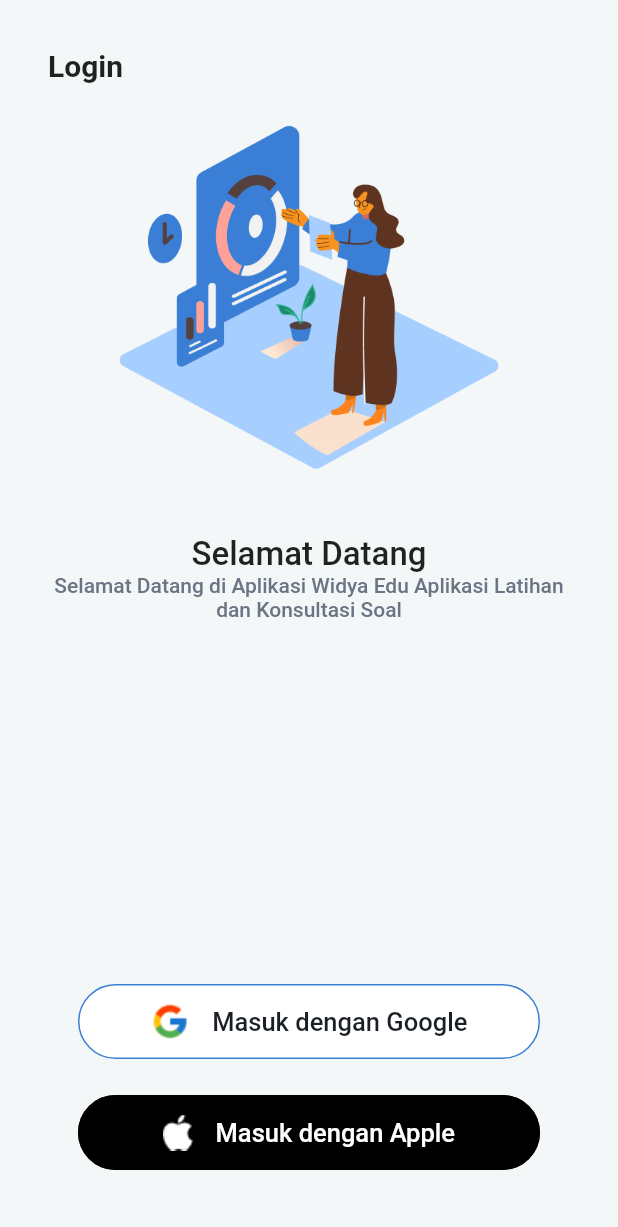
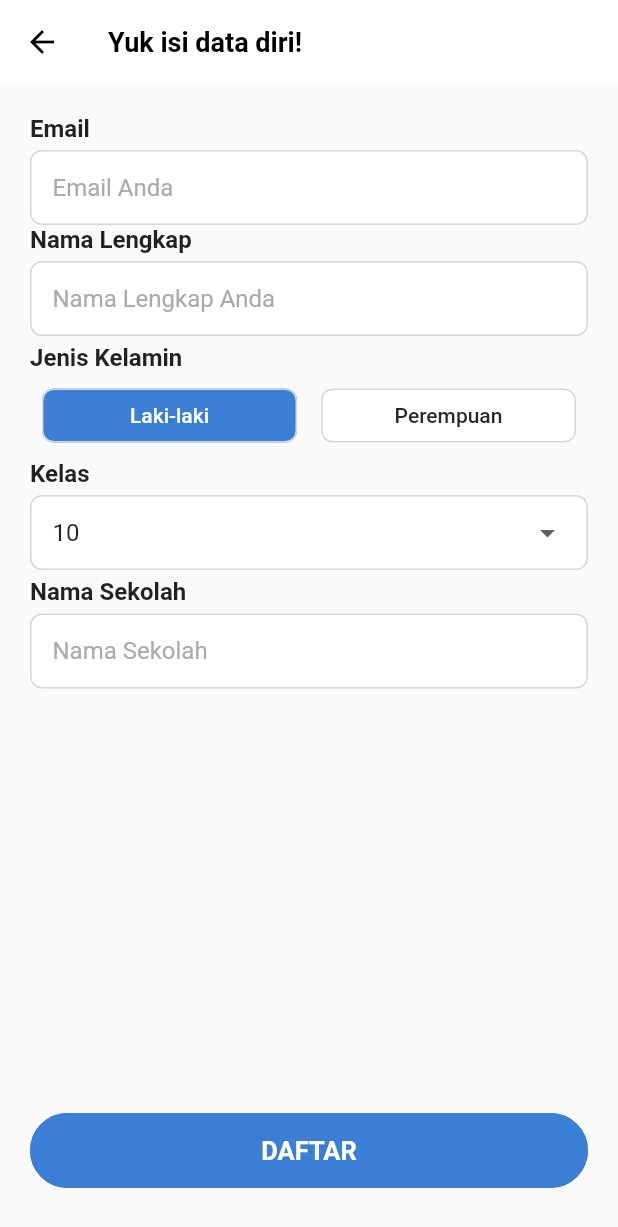
Before and after one commit to hamamulwidya/edspert-latsol, a Flutter app: the screen it shows after launch, after a tap on "Masuk dengan Google", on a phone screen of 412 x 824 dp. Shown: the top 1227 px of the screen. Run offline on Flutter 3.47's test engine with Material 2 defaults, Android fonts, the phone set to English and light mode, and no system bars.

Commit message:
register page

```diff
--- a/lib/constants/R/app_colors.dart
+++ b/lib/constants/R/app_colors.dart
@@ -5,4 +5,6 @@
   Color grey = Color(0xffF3F7F8);
   Color greySubtitle = Color(0xff6A7483);
   Color blackLogin = Color(0xff1A1F26);
+  Color greyBorder = Color(0xffd6d6d6);
+  Color greyHintText = Color(0xffaaaaaa);
 }
--- a/lib/constants/R/strings.dart
+++ b/lib/constants/R/strings.dart
@@ -4,4 +4,5 @@
   String loginDescription = "Selamat Datang di Aplikasi Widya Edu Aplikasi Latihan dan Konsultasi Soal";
   String loginWithGoogle = "Masuk dengan Google";
   String loginWithApple = "Masuk dengan Apple";
+  String daftar = "DAFTAR";
 }
--- a/lib/main.dart
+++ b/lib/main.dart
@@ -1,5 +1,7 @@
 import 'package:flutter/material.dart';
 import 'package:git_project/view/login_page.dart';
+import 'package:git_project/view/main_page.dart';
+import 'package:git_project/view/register_page.dart';
 import 'package:git_project/view/splash_screen.dart';
 
 void main() {
@@ -30,7 +32,9 @@
       initialRoute: "/",
       routes: {
         "/": (context) => const SplashScreen(),
-        LoginPage.route: (context) => const LoginPage()
+        LoginPage.route: (context) => const LoginPage(),
+        RegisterPage.route:(context) => const RegisterPage(),
+        MainPage.route:(context) => const MainPage(),
       },
     );
   }
--- a/lib/view/login_page.dart
+++ b/lib/view/login_page.dart
@@ -1,5 +1,6 @@
 import 'package:flutter/material.dart';
 import 'package:git_project/constants/r.dart';
+import 'package:git_project/view/register_page.dart';
 
 class LoginPage extends StatefulWidget {
   const LoginPage({Key? key}) : super(key: key);
@@ -50,6 +51,9 @@
             ),
             Spacer(),
             ButtonLogin(
+              onTap: () {
+                Navigator.of(context).pushNamed(RegisterPage.route);
+              },
               backgroundColor: Colors.white,
               borderColor: R.colors.primary,
               child: Row(
@@ -73,6 +77,7 @@
             //   physics: NeverScrollableScrollPhysics(),
             //   gridDelegate: gridDelegate, crossAxisCount: null,),
             ButtonLogin(
+              onTap: () {},
               backgroundColor: Colors.black,
               borderColor: Colors.black,
               child: Row(
@@ -104,11 +109,13 @@
     required this.backgroundColor,
     required this.child,
     required this.borderColor,
+    required this.onTap,
   }) : super(key: key);
 
   final Color backgroundColor;
   final Widget child;
   final Color borderColor;
+  final Function()? onTap;
 
   @override
   Widget build(BuildContext context) {
@@ -126,7 +133,7 @@
           ),
           fixedSize: Size(MediaQuery.of(context).size.width * 0.8, 50),
         ),
-        onPressed: () {},
+        onPressed: onTap,
         child: child,
       ),
     );
--- /dev/null
+++ b/lib/view/main_page.dart
@@ -0,0 +1,18 @@
+import 'package:flutter/material.dart';
+
+class MainPage extends StatefulWidget {
+  const MainPage({Key? key}) : super(key: key);
+  static String route = "main_page";
+
+  @override
+  State<MainPage> createState() => _MainPageState();
+}
+
+class _MainPageState extends State<MainPage> {
+  @override
+  Widget build(BuildContext context) {
+    return Scaffold(
+      bottomNavigationBar: Container(),
+    );
+  }
+}
--- /dev/null
+++ b/lib/view/register_page.dart
@@ -0,0 +1,239 @@
+import 'package:flutter/material.dart';
+import 'package:git_project/constants/r.dart';
+import 'package:git_project/view/login_page.dart';
+import 'package:git_project/view/main_page.dart';
+
+class RegisterPage extends StatefulWidget {
+  const RegisterPage({Key? key}) : super(key: key);
+  static String route = "register_page";
+  @override
+  State<RegisterPage> createState() => _RegisterPageState();
+}
+
+enum Gender { lakiLaki, perempuan }
+
+class _RegisterPageState extends State<RegisterPage> {
+  String gender = "Laki-laki";
+  List<String> classSlta = ["10", "11", "12"];
+  String selectedClass = "10";
+
+  onTapGender(Gender genderInput) {
+    if (genderInput == Gender.lakiLaki) {
+      gender = "Laki-laki";
+    } else {
+      gender = "Perempuan";
+    }
+    setState(() {});
+  }
+
+  @override
+  Widget build(BuildContext context) {
+    return Scaffold(
+      // resizeToAvoidBottomInset: false,
+      appBar: AppBar(
+        elevation: 0,
+        backgroundColor: Colors.white,
+        iconTheme: IconThemeData(color: Colors.black),
+        title: Text(
+          "Yuk isi data diri!",
+          style: TextStyle(
+              color: Colors.black, fontWeight: FontWeight.w700, fontSize: 18),
+        ),
+      ),
+      bottomNavigationBar: SafeArea(
+        child: Padding(
+          padding: const EdgeInsets.only(bottom: 20.0),
+          child: ButtonLogin(
+            onTap: () {
+              Navigator.of(context).pushNamed(MainPage.route);
+            },
+            backgroundColor: R.colors.primary,
+            borderColor: R.colors.primary,
+            child: Text(
+              R.strings.daftar,
+              style: TextStyle(
+                fontSize: 17,
+                fontWeight: FontWeight.bold,
+                color: Colors.white,
+              ),
+            ),
+          ),
+        ),
+      ),
+      body: SingleChildScrollView(
+        child: Padding(
+          padding: const EdgeInsets.all(20.0),
+          child: Column(
+            crossAxisAlignment: CrossAxisAlignment.start,
+            children: [
+              RegisterTextField(
+                hintText: 'Email Anda',
+                title: "Email",
+              ),
+              RegisterTextField(
+                hintText: 'Nama Lengkap Anda',
+                title: "Nama Lengkap",
+              ),
+              SizedBox(height: 5),
+              Text(
+                "Jenis Kelamin",
+                style: TextStyle(
+                  fontSize: 16,
+                  fontWeight: FontWeight.w600,
+                ),
+              ),
+              SizedBox(height: 5),
+              Row(
+                children: [
+                  Expanded(
+                    child: Padding(
+                      padding: const EdgeInsets.symmetric(horizontal: 8.0),
+                      child: ElevatedButton(
+                        style: ElevatedButton.styleFrom(
+                          elevation: 0,
+                          primary: gender == "Laki-laki"
+                              ? R.colors.primary
+                              : Colors.white,
+                          shape: RoundedRectangleBorder(
+                            borderRadius: BorderRadius.circular(8),
+                            side: BorderSide(
+                                width: 1, color: R.colors.greyBorder),
+                          ),
+                        ),
+                        onPressed: () {
+                          onTapGender(Gender.lakiLaki);
+                        },
+                        child: Text(
+                          "Laki-laki",
+                          style: TextStyle(
+                            fontSize: 14,
+                            color: gender == "Laki-laki"
+                                ? Colors.white
+                                : Color(0xff282828),
+                          ),
+                        ),
+                      ),
+                    ),
+                  ),
+                  Expanded(
+                    child: Padding(
+                      padding: const EdgeInsets.symmetric(horizontal: 8.0),
+                      child: ElevatedButton(
+                        style: ElevatedButton.styleFrom(
+                          elevation: 0,
+                          primary: gender == "Perempuan"
+                              ? R.colors.primary
+                              : Colors.white,
+                          shape: RoundedRectangleBorder(
+                            borderRadius: BorderRadius.circular(8),
+                            side: BorderSide(
+                                width: 1, color: R.colors.greyBorder),
+                          ),
+                        ),
+                        onPressed: () {
+                          onTapGender(Gender.perempuan);
+                        },
+                        child: Text(
+                          "Perempuan",
+                          style: TextStyle(
+                            fontSize: 14,
+                            color: gender == "Perempuan"
+                                ? Colors.white
+                                : Color(0xff282828),
+                          ),
+                        ),
+                      ),
+                    ),
+                  ),
+                ],
+              ),
+              SizedBox(height: 5),
+              Text(
+                "Kelas",
+                style: TextStyle(
+                  fontSize: 16,
+                  fontWeight: FontWeight.w600,
+                ),
+              ),
+              SizedBox(height: 5),
+              Container(
+                width: double.infinity,
+                padding: EdgeInsets.symmetric(horizontal: 14),
+                decoration: BoxDecoration(
+                  borderRadius: BorderRadius.circular(8),
+                  color: Colors.white,
+                  border: Border.all(color: R.colors.greyBorder),
+                ),
+                child: DropdownButtonHideUnderline(
+                  child: DropdownButton<String>(
+                      value: selectedClass,
+                      items: classSlta
+                          .map(
+                            (e) => DropdownMenuItem<String>(
+                              child: Text(e),
+                              value: e,
+                            ),
+                          )
+                          .toList(),
+                      onChanged: (String? val) {
+                        selectedClass = val!;
+                        setState(() {});
+                      }),
+                ),
+              ),
+              SizedBox(height: 5),
+              RegisterTextField(
+                hintText: 'Nama Sekolah',
+                title: "Nama Sekolah",
+              ),
+              // Spacer(),
+            ],
+          ),
+        ),
+      ),
+    );
+  }
+}
+
+class RegisterTextField extends StatelessWidget {
+  const RegisterTextField({
+    Key? key,
+    required this.title,
+    required this.hintText,
+  }) : super(key: key);
+  final String title;
+  final String hintText;
+
+  @override
+  Widget build(BuildContext context) {
+    return Column(
+      crossAxisAlignment: CrossAxisAlignment.start,
+      children: [
+        Text(
+          title,
+          style: TextStyle(
+            fontSize: 16,
+            fontWeight: FontWeight.w600,
+          ),
+        ),
+        SizedBox(height: 5),
+        Container(
+          padding: EdgeInsets.symmetric(horizontal: 14),
+          decoration: BoxDecoration(
+            borderRadius: BorderRadius.circular(8),
+            color: Colors.white,
+            border: Border.all(color: R.colors.greyBorder),
+          ),
+          child: TextField(
+            decoration: InputDecoration(
+                border: InputBorder.none,
+                hintText: hintText,
+                hintStyle: TextStyle(
+                  color: R.colors.greyHintText,
+                )),
+          ),
+        ),
+      ],
+    );
+  }
+}
--- a/lib/view/splash_screen.dart
+++ b/lib/view/splash_screen.dart
@@ -13,7 +13,7 @@
     Timer(const Duration(seconds: 5), () {
       // Navigator.of(context)
       //     .push(MaterialPageRoute(builder: (context) => LoginPage()));
-      Navigator.of(context).pushNamed(LoginPage.route);
+      Navigator.of(context).pushReplacementNamed(LoginPage.route);
     });
 
     return Scaffold(
```
